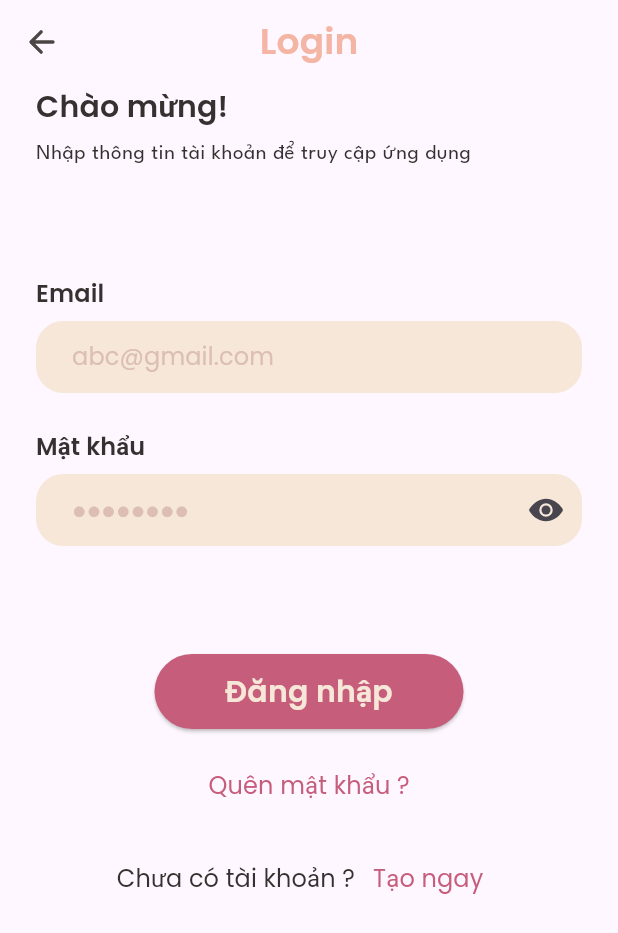
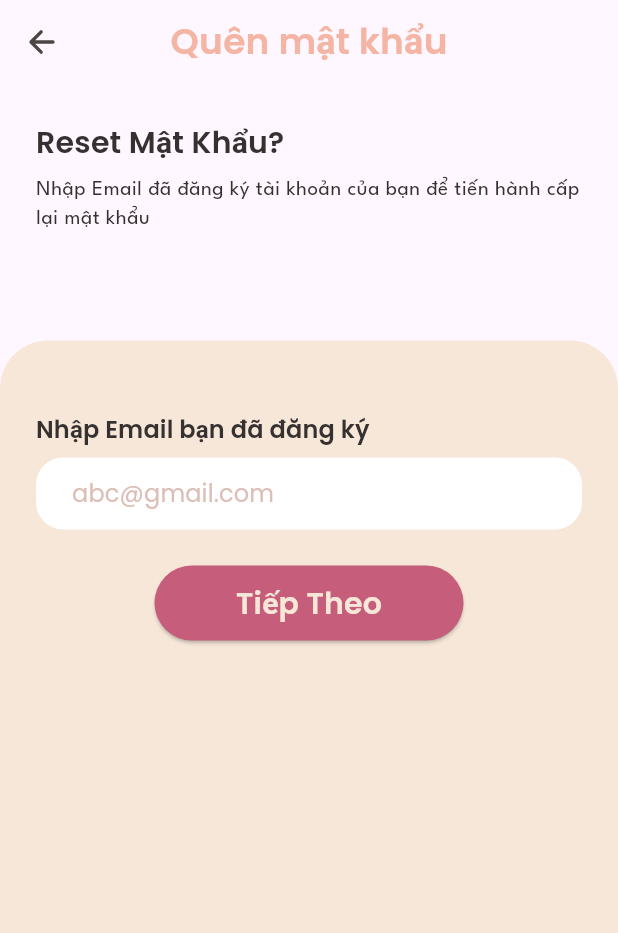
Before and after one commit to jasonn0203/hufniture, a Flutter app: the LoginScreen screen opened directly, after a tap on "Quên mật khẩu ?", on a phone screen of 412 x 824 dp. Shown: the top 933 px of the screen. Run offline on Flutter 3.47's test engine with Material 3 defaults, Android fonts, the phone set to English and light mode, and no system bars; our stand-ins replace animated_splash_screen, device_preview, flutter_onboarding_slider, ionicons, page_transition.

Commit message:
ui - forgot password + route navigation config

```diff
--- a/lib/configs/route_config.dart
+++ b/lib/configs/route_config.dart
@@ -0,0 +1,42 @@
+import 'package:flutter/material.dart';
+import 'package:page_transition/page_transition.dart';
+
+enum PushScreenType {
+  push,
+  pushReplacement,
+  pushAndRemoveUntil,
+}
+
+class RouteConfig {
+  static Future<dynamic> navigateTo(
+    BuildContext context,
+    Widget screen, {
+    PushScreenType pushScreenType = PushScreenType.push,
+    PageTransitionType pageTransitionType = PageTransitionType.fade,
+    RoutePredicate? predicate,
+    Object? arguments,
+  }) {
+    final routeSettings = RouteSettings(arguments: arguments);
+    final pageRoute = PageTransition(
+        type: pageTransitionType,
+        child: screen,
+        settings: routeSettings,
+        duration: Durations.short4,
+        alignment: Alignment.center);
+
+    switch (pushScreenType) {
+      case PushScreenType.pushReplacement:
+        return Navigator.pushReplacement(context, pageRoute);
+      case PushScreenType.pushAndRemoveUntil:
+        return Navigator.pushAndRemoveUntil(
+          context,
+          pageRoute,
+          predicate ??
+              (Route<dynamic> route) => false, // Default to removing all routes
+        );
+      case PushScreenType.push:
+      default:
+        return Navigator.push(context, pageRoute);
+    }
+  }
+}
--- a/lib/main.dart
+++ b/lib/main.dart
@@ -8,6 +8,7 @@ import 'package:hufniture/configs/theme_config.dart';
 import 'package:hufniture/ui/screens/auth_screen/auth_selection_screen/auth_selection_screen.dart';
 import 'package:hufniture/ui/screens/auth_screen/login_screen/login_screen.dart';
 import 'package:hufniture/ui/screens/auth_screen/signup_screen/signup_screen.dart';
+import 'package:hufniture/ui/screens/onboarding_screen/onboarding_screen.dart';
 import 'package:hufniture/ui/screens/splash_screen/splash_screen.dart';
 
 void main() {
@@ -35,7 +36,7 @@ class MyApp extends StatelessWidget {
       // Config for theme
       theme: CustomTheme.lightTheme,
       //Startup screen
-      home: const SplashScreen(),
+      home: LoginScreen(),
     );
   }
 }
--- /dev/null
+++ b/lib/ui/screens/auth_screen/forgot_password_screen/forgot_password_screen.dart
@@ -0,0 +1,97 @@
+import 'package:flutter/material.dart';
+import 'package:hufniture/configs/color_config.dart';
+import 'package:hufniture/configs/constraint_config.dart';
+import 'package:hufniture/configs/route_config.dart';
+import 'package:hufniture/ui/screens/auth_screen/forgot_password_screen/confirm_reset_password_screen.dart';
+import 'package:hufniture/ui/widgets/buttons/app_button.dart';
+import 'package:hufniture/ui/widgets/custom_appbar/custom_appbar.dart';
+import 'package:hufniture/ui/widgets/input/app_input.dart';
+
+class ForgotPasswordScreen extends StatelessWidget {
+  ForgotPasswordScreen({super.key});
+
+  final TextEditingController emailController = TextEditingController();
+  @override
+  Widget build(BuildContext context) {
+    return Scaffold(
+      appBar: const CustomAppbar(title: 'Quên mật khẩu'),
+      body: Column(
+        crossAxisAlignment: CrossAxisAlignment.start,
+        children: [
+          Padding(
+            padding: ConstraintConfig.kHorizontalPadding,
+            child: Column(
+              crossAxisAlignment: CrossAxisAlignment.start,
+              children: [
+                SizedBox(
+                  height: ConstraintConfig.kSpaceBetweenItemsUltraLarge,
+                ),
+                Text(
+                  'Reset Mật Khẩu?',
+                  style: Theme.of(context).textTheme.titleMedium?.copyWith(
+                      color: ColorConfig.mainTextColor, fontSize: 20),
+                ),
+                SizedBox(
+                  height: ConstraintConfig.kSpaceBetweenItemsSmall,
+                ),
+                Text(
+                  'Nhập Email đã đăng ký tài khoản của bạn để tiến hành cấp lại mật khẩu',
+                  style: Theme.of(context)
+                      .textTheme
+                      .bodySmall
+                      ?.copyWith(color: ColorConfig.mainTextColor),
+                ),
+              ],
+            ),
+          ),
+
+          SizedBox(
+            height: ConstraintConfig.kSpaceBetweenItemsUltraLarge * 3,
+          ),
+
+          // Email form
+          Expanded(
+            child: Container(
+              padding: EdgeInsets.symmetric(
+                  vertical: 48,
+                  horizontal: ConstraintConfig.kSpaceBetweenItemsUltraLarge),
+              height: ConstraintConfig.getWidth(context),
+              decoration: const BoxDecoration(
+                  color: ColorConfig.secondaryColor,
+                  borderRadius: BorderRadius.only(
+                      topLeft: Radius.circular(32),
+                      topRight: Radius.circular(32))),
+              child: Column(
+                children: [
+                  AppInput(
+                    controller: emailController,
+                    label: 'Nhập Email bạn đã đăng ký',
+                    hintText: 'abc@gmail.com',
+                    inputType: TextInputType.emailAddress,
+                    fillColor: Colors.white,
+                  ),
+                  SizedBox(
+                    height: ConstraintConfig.kSpaceBetweenItemsUltraLarge,
+                  ),
+                  Align(
+                    alignment: Alignment.center,
+                    child: AppButton(
+                      width: ConstraintConfig.getWidth(context) / 2,
+                      text: 'Tiếp Theo',
+                      onPressed: () {
+                        // Handle check if email is signed up
+
+                        RouteConfig.navigateTo(
+                            context, ConfirmResetPasswordScreen());
+                      },
+                    ),
+                  ),
+                ],
+              ),
+            ),
+          )
+        ],
+      ),
+    );
+  }
+}
--- a/lib/ui/screens/auth_screen/login_screen/login_screen.dart
+++ b/lib/ui/screens/auth_screen/login_screen/login_screen.dart
@@ -2,6 +2,9 @@
 import 'package:flutter/material.dart';
 import 'package:hufniture/configs/color_config.dart';
 import 'package:hufniture/configs/constraint_config.dart';
+import 'package:hufniture/configs/route_config.dart';
+import 'package:hufniture/ui/screens/auth_screen/forgot_password_screen/forgot_password_screen.dart';
+import 'package:hufniture/ui/screens/auth_screen/signup_screen/signup_screen.dart';
 import 'package:hufniture/ui/widgets/buttons/app_button.dart';
 import 'package:hufniture/ui/widgets/custom_appbar/custom_appbar.dart';
 import 'package:hufniture/ui/widgets/input/app_input.dart';
@@ -60,9 +63,15 @@ class LoginScreen extends StatelessWidget {
           onPressed: () {
             // Handle forgot password
           },
-          child: Text(
-            'Quên mật khẩu ?',
-            style: Theme.of(context).textTheme.titleSmall,
+          child: InkWell(
+            onTap: () {
+              // Handle route to forgor pw screen
+              RouteConfig.navigateTo(context, ForgotPasswordScreen());
+            },
+            child: Text(
+              'Quên mật khẩu ?',
+              style: Theme.of(context).textTheme.titleSmall,
+            ),
           ),
         ),
         SizedBox(
@@ -84,6 +93,7 @@ class LoginScreen extends StatelessWidget {
                   TextButton.styleFrom(splashFactory: NoSplash.splashFactory),
               onPressed: () {
                 // Handle route to sign up
+                RouteConfig.navigateTo(context, SignupScreen());
               },
               child: Text(
                 'Tạo ngay',
--- a/lib/ui/widgets/input/app_input.dart
+++ b/lib/ui/widgets/input/app_input.dart
@@ -8,6 +8,7 @@ class AppInput extends StatefulWidget {
   final String label;
   final String hintText;
   final TextInputType inputType;
+  final Color fillColor;
   final bool isObscure;
   final Widget? suffixIcon;
   final TextEditingController controller;
@@ -26,6 +27,7 @@ class AppInput extends StatefulWidget {
     this.validator,
     this.onChanged,
     this.formatter,
+    this.fillColor = ColorConfig.secondaryColor,
   });
 
   @override
@@ -58,6 +60,10 @@ class _AppInputState extends State<AppInput> {
         ),
         // Field
         TextFormField(
+          //Tap outside to dismiss focus
+          onTapOutside: (event) {
+            FocusManager.instance.primaryFocus?.unfocus();
+          },
           controller: widget.controller,
           cursorColor: Colors.black,
           style: const TextStyle(color: ColorConfig.mainTextColor),
@@ -91,7 +97,7 @@ class _AppInputState extends State<AppInput> {
                 .titleSmall
                 ?.copyWith(color: ColorConfig.accentColor),
             filled: true,
-            fillColor: ColorConfig.secondaryColor,
+            fillColor: widget.fillColor,
             focusedBorder: OutlineInputBorder(
               borderSide:
                   const BorderSide(color: ColorConfig.primaryColor, width: 1),
```
Also changed, not shown: lib/ui/screens/auth_screen/auth_selection_screen/auth_selection_screen.dart (+3 -15 lines), lib/ui/screens/auth_screen/forgot_password_screen/confirm_reset_password_screen.dart (added, +82 -0 lines), lib/ui/screens/onboarding_screen/onboarding_screen.dart (+2 -8 lines), 1 other file.
